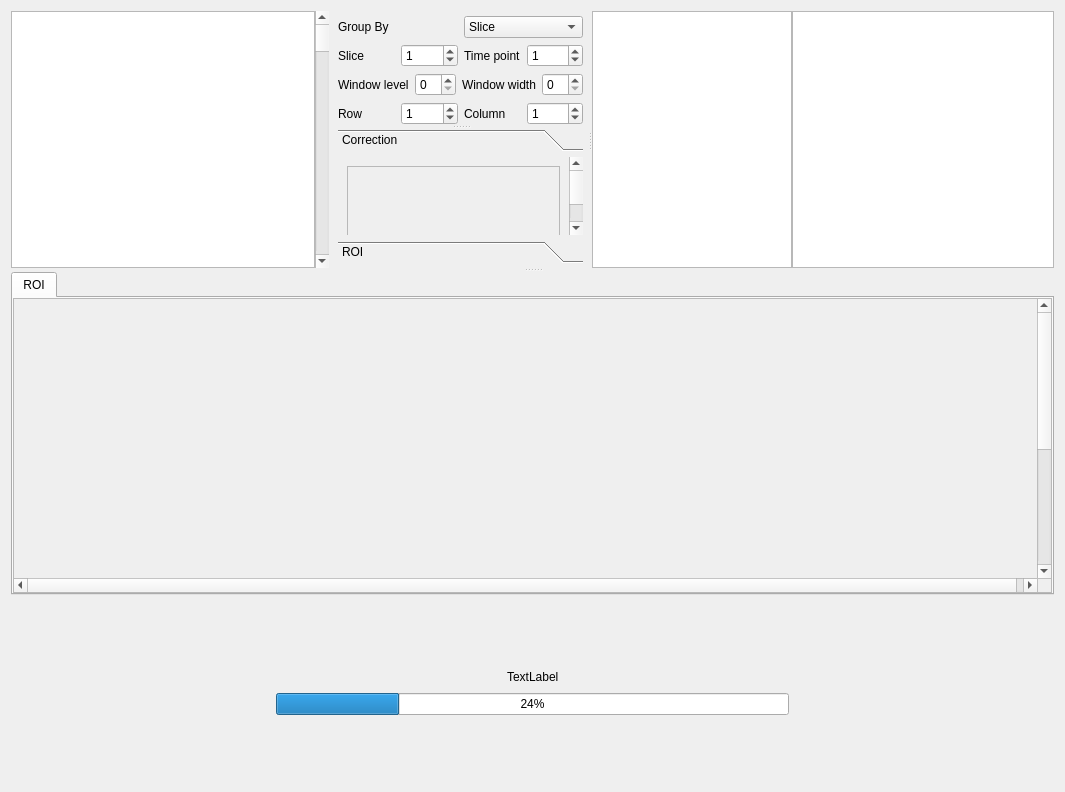
Above: UI/Widget_DSC.ui from BennyZhang-Codes/PerfusionToolkitForRodent before the change. Below: the same form after it.
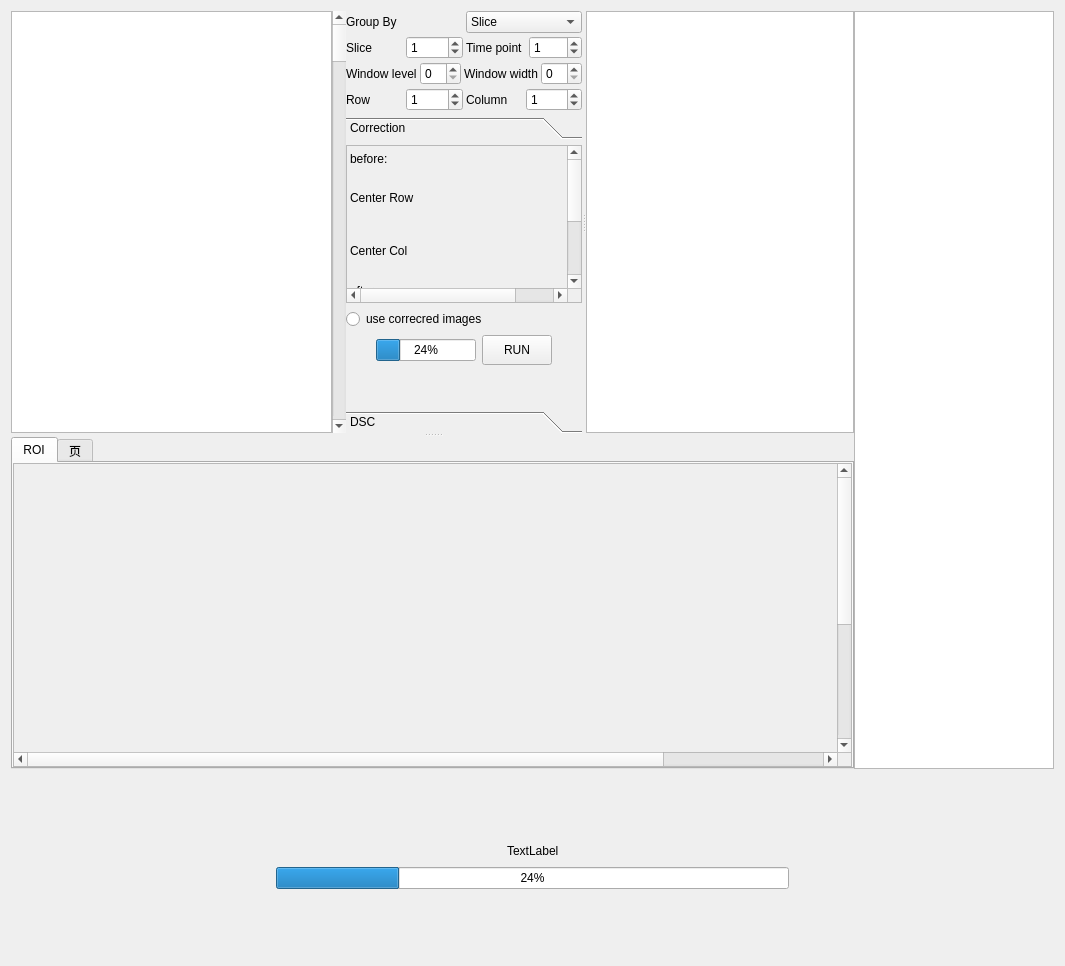
That is the form after the change. The open tabs and pages were chosen to show the change. Custom widgets are drawn as their Qt base class.

Patch:
```diff
--- a/UI/Widget_DSC.ui
+++ b/UI/Widget_DSC.ui
@@ -7,7 +7,7 @@
     <x>0</x>
     <y>0</y>
     <width>1065</width>
-    <height>792</height>
+    <height>966</height>
    </rect>
   </property>
   <property name="windowTitle">
@@ -33,7 +33,9 @@
        <number>0</number>
       </property>
       <item>
-       <widget class="QSplitter" name="splitter_3">
+       <layout class="QHBoxLayout" name="horizontalLayout_26">
+        <item>
+         <widget class="QSplitter" name="splitter">
         <property name="orientation">
          <enum>Qt::Vertical</enum>
         </property>
@@ -84,30 +86,25 @@
               <item>
                <widget class="QWidget" name="widget_tools" native="true">
                 <layout class="QVBoxLayout" name="verticalLayout_7">
-                 <property name="spacing">
-                  <number>5</number>
+                   <property name="leftMargin">
+                    <number>0</number>
                  </property>
                  <property name="topMargin">
-                  <number>5</number>
+                    <number>0</number>
                  </property>
                  <property name="rightMargin">
-                  <number>5</number>
+                    <number>0</number>
                  </property>
                  <property name="bottomMargin">
-                  <number>5</number>
+                    <number>0</number>
                  </property>
                  <item>
-                  <widget class="QSplitter" name="splitter">
-                   <property name="orientation">
-                    <enum>Qt::Vertical</enum>
-                   </property>
-                   <property name="childrenCollapsible">
-                    <bool>false</bool>
-                   </property>
-                   <widget class="QWidget" name="layoutWidget">
                     <layout class="QHBoxLayout" name="horizontalLayout_18">
                      <item>
                       <layout class="QVBoxLayout" name="verticalLayout_2">
+                       <property name="spacing">
+                        <number>3</number>
+                       </property>
                        <item>
                         <layout class="QHBoxLayout" name="horizontalLayout_8">
                          <item>
@@ -287,7 +284,8 @@
                       </spacer>
                      </item>
                     </layout>
-                   </widget>
+                   </item>
+                   <item>
                    <widget class="QToolBox" name="toolBox">
                     <property name="currentIndex">
                      <number>0</number>
@@ -297,16 +295,34 @@
                       <rect>
                        <x>0</x>
                        <y>0</y>
-                       <width>248</width>
-                       <height>119</height>
+                        <width>265</width>
+                        <height>226</height>
                       </rect>
                      </property>
                      <attribute name="label">
                       <string>Correction</string>
                      </attribute>
-                     <layout class="QVBoxLayout" name="verticalLayout_9">
+                      <layout class="QVBoxLayout" name="verticalLayout_9" stretch="5,0,1,0">
+                       <property name="leftMargin">
+                        <number>0</number>
+                       </property>
+                       <property name="topMargin">
+                        <number>0</number>
+                       </property>
+                       <property name="rightMargin">
+                        <number>0</number>
+                       </property>
+                       <property name="bottomMargin">
+                        <number>0</number>
+                       </property>
                       <item>
-                       <widget class="QScrollArea" name="scrollArea_2">
+                        <widget class="QScrollArea" name="scrollArea_correction">
+                         <property name="maximumSize">
+                          <size>
+                           <width>16777215</width>
+                           <height>200</height>
+                          </size>
+                         </property>
                         <property name="widgetResizable">
                          <bool>true</bool>
                         </property>
@@ -315,32 +331,428 @@
                           <rect>
                            <x>0</x>
                            <y>0</y>
-                           <width>228</width>
-                           <height>69</height>
+                            <width>276</width>
+                            <height>282</height>
                           </rect>
                          </property>
                          <layout class="QVBoxLayout" name="verticalLayout_3">
+                           <property name="leftMargin">
+                            <number>3</number>
+                           </property>
+                           <property name="topMargin">
+                            <number>3</number>
+                           </property>
+                           <property name="rightMargin">
+                            <number>3</number>
+                           </property>
+                           <property name="bottomMargin">
+                            <number>3</number>
+                           </property>
                           <item>
-                           <widget class="QLabel" name="label_motion">
+                            <widget class="QWidget" name="widget_correction_before" native="true">
+                             <layout class="QVBoxLayout" name="verticalLayout_11">
+                              <property name="spacing">
+                               <number>5</number>
+                              </property>
+                              <property name="leftMargin">
+                               <number>0</number>
+                              </property>
+                              <property name="topMargin">
+                               <number>0</number>
+                              </property>
+                              <property name="rightMargin">
+                               <number>0</number>
+                              </property>
+                              <property name="bottomMargin">
+                               <number>0</number>
+                              </property>
+                              <item>
+                               <layout class="QHBoxLayout" name="horizontalLayout_24">
+                                <item>
+                                 <widget class="QLabel" name="label_7">
                             <property name="text">
+                                   <string>before:</string>
+                                  </property>
+                                 </widget>
+                                </item>
+                                <item>
+                                 <spacer name="horizontalSpacer_6">
+                                  <property name="orientation">
+                                   <enum>Qt::Horizontal</enum>
+                                  </property>
+                                  <property name="sizeHint" stdset="0">
+                                   <size>
+                                    <width>40</width>
+                                    <height>20</height>
+                                   </size>
+                                  </property>
+                                 </spacer>
+                                </item>
+                               </layout>
+                              </item>
+                              <item>
+                               <layout class="QHBoxLayout" name="horizontalLayout_19">
+                                <item>
+                                 <widget class="QLabel" name="label_9">
+                                  <property name="sizePolicy">
+                                   <sizepolicy hsizetype="Preferred" vsizetype="Preferred">
+                                    <horstretch>0</horstretch>
+                                    <verstretch>0</verstretch>
+                                   </sizepolicy>
+                                  </property>
+                                  <property name="minimumSize">
+                                   <size>
+                                    <width>70</width>
+                                    <height>0</height>
+                                   </size>
+                                  </property>
+                                  <property name="maximumSize">
+                                   <size>
+                                    <width>70</width>
+                                    <height>16777215</height>
+                                   </size>
+                                  </property>
+                                  <property name="text">
+                                   <string>Center Row</string>
+                                  </property>
+                                 </widget>
+                                </item>
+                                <item>
+                                 <widget class="QLabel" name="label_correction_before_row">
+                                  <property name="sizePolicy">
+                                   <sizepolicy hsizetype="Fixed" vsizetype="Fixed">
+                                    <horstretch>0</horstretch>
+                                    <verstretch>0</verstretch>
+                                   </sizepolicy>
+                                  </property>
+                                  <property name="minimumSize">
+                                   <size>
+                                    <width>192</width>
+                                    <height>48</height>
+                                   </size>
+                                  </property>
+                                  <property name="maximumSize">
+                                   <size>
+                                    <width>192</width>
+                                    <height>48</height>
+                                   </size>
+                                  </property>
+                                  <property name="baseSize">
+                                   <size>
+                                    <width>0</width>
+                                    <height>0</height>
+                                   </size>
+                                  </property>
+                                  <property name="text">
                              <string/>
                             </property>
                            </widget>
                           </item>
                          </layout>
-                        </widget>
-                       </widget>
-                      </item>
+                              </item>
+                              <item>
+                               <layout class="QHBoxLayout" name="horizontalLayout_21">
+                                <item>
+                                 <widget class="QLabel" name="label_10">
+                                  <property name="minimumSize">
+                                   <size>
+                                    <width>70</width>
+                                    <height>0</height>
+                                   </size>
+                                  </property>
+                                  <property name="maximumSize">
+                                   <size>
+                                    <width>70</width>
+                                    <height>16777215</height>
+                                   </size>
+                                  </property>
+                                  <property name="text">
+                                   <string>Center Col</string>
+                                  </property>
+                                 </widget>
+                                </item>
+                                <item>
+                                 <widget class="QLabel" name="label_correction_before_col">
+                                  <property name="sizePolicy">
+                                   <sizepolicy hsizetype="Fixed" vsizetype="Fixed">
+                                    <horstretch>0</horstretch>
+                                    <verstretch>0</verstretch>
+                                   </sizepolicy>
+                                  </property>
+                                  <property name="minimumSize">
+                                   <size>
+                                    <width>192</width>
+                                    <height>48</height>
+                                   </size>
+                                  </property>
+                                  <property name="maximumSize">
+                                   <size>
+                                    <width>192</width>
+                                    <height>48</height>
+                                   </size>
+                                  </property>
+                                  <property name="text">
+                                   <string/>
+                                  </property>
+                                 </widget>
+                                </item>
+                               </layout>
+                              </item>
+                             </layout>
+                            </widget>
+                           </item>
                       <item>
-                       <widget class="QPushButton" name="pushButton">
+                            <widget class="QWidget" name="widget_correction_after" native="true">
+                             <layout class="QVBoxLayout" name="verticalLayout_10">
+                              <property name="spacing">
+                               <number>5</number>
+                              </property>
+                              <property name="leftMargin">
+                               <number>0</number>
+                              </property>
+                              <property name="topMargin">
+                               <number>0</number>
+                              </property>
+                              <property name="rightMargin">
+                               <number>0</number>
+                              </property>
+                              <property name="bottomMargin">
+                               <number>0</number>
+                              </property>
+                              <item>
+                               <layout class="QHBoxLayout" name="horizontalLayout_20">
+                                <item>
+                                 <widget class="QLabel" name="label_8">
                         <property name="text">
-                         <string>PushButton</string>
+                                   <string>after:</string>
                         </property>
                        </widget>
                       </item>
-                     </layout>
-                    </widget>
-                    <widget class="QWidget" name="page_roi">
+                                <item>
+                                 <spacer name="horizontalSpacer_7">
+                                  <property name="orientation">
+                                   <enum>Qt::Horizontal</enum>
+                                  </property>
+                                  <property name="sizeHint" stdset="0">
+                                   <size>
+                                    <width>40</width>
+                                    <height>20</height>
+                                   </size>
+                                  </property>
+                                 </spacer>
+                                </item>
+                               </layout>
+                              </item>
+                              <item>
+                               <layout class="QHBoxLayout" name="horizontalLayout_22">
+                                <item>
+                                 <widget class="QLabel" name="label_11">
+                                  <property name="sizePolicy">
+                                   <sizepolicy hsizetype="Preferred" vsizetype="Preferred">
+                                    <horstretch>0</horstretch>
+                                    <verstretch>0</verstretch>
+                                   </sizepolicy>
+                                  </property>
+                                  <property name="minimumSize">
+                                   <size>
+                                    <width>70</width>
+                                    <height>0</height>
+                                   </size>
+                                  </property>
+                                  <property name="maximumSize">
+                                   <size>
+                                    <width>70</width>
+                                    <height>16777215</height>
+                                   </size>
+                                  </property>
+                                  <property name="text">
+                                   <string>Center Row</string>
+                                  </property>
+                                 </widget>
+                                </item>
+                                <item>
+                                 <widget class="QLabel" name="label_correction_after_row">
+                                  <property name="sizePolicy">
+                                   <sizepolicy hsizetype="Fixed" vsizetype="Fixed">
+                                    <horstretch>0</horstretch>
+                                    <verstretch>0</verstretch>
+                                   </sizepolicy>
+                                  </property>
+                                  <property name="minimumSize">
+                                   <size>
+                                    <width>192</width>
+                                    <height>48</height>
+                                   </size>
+                                  </property>
+                                  <property name="maximumSize">
+                                   <size>
+                                    <width>192</width>
+                                    <height>48</height>
+                                   </size>
+                                  </property>
+                                  <property name="text">
+                                   <string/>
+                                  </property>
+                                 </widget>
+                                </item>
+                               </layout>
+                              </item>
+                              <item>
+                               <layout class="QHBoxLayout" name="horizontalLayout_23">
+                                <item>
+                                 <widget class="QLabel" name="label_12">
+                                  <property name="minimumSize">
+                                   <size>
+                                    <width>70</width>
+                                    <height>0</height>
+                                   </size>
+                                  </property>
+                                  <property name="maximumSize">
+                                   <size>
+                                    <width>70</width>
+                                    <height>16777215</height>
+                                   </size>
+                                  </property>
+                                  <property name="text">
+                                   <string>Center Col</string>
+                                  </property>
+                                 </widget>
+                                </item>
+                                <item>
+                                 <widget class="QLabel" name="label_correction_after_col">
+                                  <property name="sizePolicy">
+                                   <sizepolicy hsizetype="Fixed" vsizetype="Fixed">
+                                    <horstretch>0</horstretch>
+                                    <verstretch>0</verstretch>
+                                   </sizepolicy>
+                                  </property>
+                                  <property name="minimumSize">
+                                   <size>
+                                    <width>192</width>
+                                    <height>48</height>
+                                   </size>
+                                  </property>
+                                  <property name="maximumSize">
+                                   <size>
+                                    <width>192</width>
+                                    <height>48</height>
+                                   </size>
+                                  </property>
+                                  <property name="text">
+                                   <string/>
+                                  </property>
+                                 </widget>
+                                </item>
+                               </layout>
+                              </item>
+                             </layout>
+                            </widget>
+                           </item>
+                           <item>
+                            <spacer name="verticalSpacer">
+                             <property name="orientation">
+                              <enum>Qt::Vertical</enum>
+                             </property>
+                             <property name="sizeHint" stdset="0">
+                              <size>
+                               <width>20</width>
+                               <height>3</height>
+                              </size>
+                             </property>
+                            </spacer>
+                           </item>
+                          </layout>
+                         </widget>
+                        </widget>
+                       </item>
+                       <item>
+                        <widget class="QRadioButton" name="radioButton_showcorrected">
+                         <property name="text">
+                          <string>use correcred images</string>
+                         </property>
+                         <property name="checked">
+                          <bool>false</bool>
+                         </property>
+                        </widget>
+                       </item>
+                       <item>
+                        <layout class="QHBoxLayout" name="horizontalLayout_25">
+                         <item>
+                          <spacer name="horizontalSpacer_8">
+                           <property name="orientation">
+                            <enum>Qt::Horizontal</enum>
+                           </property>
+                           <property name="sizeHint" stdset="0">
+                            <size>
+                             <width>40</width>
+                             <height>20</height>
+                            </size>
+                           </property>
+                          </spacer>
+                         </item>
+                         <item>
+                          <widget class="QProgressBar" name="progressBar_correction">
+                           <property name="minimumSize">
+                            <size>
+                             <width>100</width>
+                             <height>0</height>
+                            </size>
+                           </property>
+                           <property name="value">
+                            <number>24</number>
+                           </property>
+                          </widget>
+                         </item>
+                         <item>
+                          <widget class="QPushButton" name="pushButton_correction">
+                           <property name="sizePolicy">
+                            <sizepolicy hsizetype="Fixed" vsizetype="Fixed">
+                             <horstretch>0</horstretch>
+                             <verstretch>0</verstretch>
+                            </sizepolicy>
+                           </property>
+                           <property name="minimumSize">
+                            <size>
+                             <width>50</width>
+                             <height>30</height>
+                            </size>
+                           </property>
+                           <property name="text">
+                            <string>RUN</string>
+                           </property>
+                          </widget>
+                         </item>
+                         <item>
+                          <spacer name="horizontalSpacer_9">
+                           <property name="orientation">
+                            <enum>Qt::Horizontal</enum>
+                           </property>
+                           <property name="sizeHint" stdset="0">
+                            <size>
+                             <width>40</width>
+                             <height>20</height>
+                            </size>
+                           </property>
+                          </spacer>
+                         </item>
+                        </layout>
+                       </item>
+                       <item>
+                        <spacer name="verticalSpacer_4">
+                         <property name="orientation">
+                          <enum>Qt::Vertical</enum>
+                         </property>
+                         <property name="sizeHint" stdset="0">
+                          <size>
+                           <width>20</width>
+                           <height>40</height>
+                          </size>
+                         </property>
+                        </spacer>
+                       </item>
+                      </layout>
+                     </widget>
+                     <widget class="QWidget" name="page_dsc">
                      <property name="geometry">
                       <rect>
                        <x>0</x>
@@ -350,9 +762,9 @@
                       </rect>
                      </property>
                      <attribute name="label">
-                      <string>ROI</string>
-                     </attribute>
-                     <layout class="QVBoxLayout" name="verticalLayout_4" stretch="5">
+                       <string>DSC</string>
+                      </attribute>
+                      <layout class="QVBoxLayout" name="verticalLayout_4" stretch="">
                       <property name="spacing">
                        <number>0</number>
                       </property>
@@ -368,11 +780,7 @@
                       <property name="bottomMargin">
                        <number>0</number>
                       </property>
-                      <item>
-                       <widget class="QListWidget" name="listWidget"/>
-                      </item>
-                     </layout>
-                    </widget>
+                      </layout>
                    </widget>
                   </widget>
                  </item>
@@ -404,37 +812,6 @@
               <property name="bottomMargin">
                <number>0</number>
               </property>
-              <item>
-               <widget class="MTableView" name="tableView">
-                <property name="sizePolicy">
-                 <sizepolicy hsizetype="Preferred" vsizetype="Preferred">
-                  <horstretch>0</horstretch>
-                  <verstretch>0</verstretch>
-                 </sizepolicy>
-                </property>
-                <property name="minimumSize">
-                 <size>
-                  <width>0</width>
-                  <height>0</height>
-                 </size>
-                </property>
-                <property name="maximumSize">
-                 <size>
-                  <width>200</width>
-                  <height>16777215</height>
-                 </size>
-                </property>
-                <property name="editTriggers">
-                 <set>QAbstractItemView::AnyKeyPressed|QAbstractItemView::DoubleClicked|QAbstractItemView::EditKeyPressed|QAbstractItemView::SelectedClicked</set>
-                </property>
-                <property name="textElideMode">
-                 <enum>Qt::ElideMiddle</enum>
-                </property>
-                <attribute name="verticalHeaderVisible">
-                 <bool>false</bool>
-                </attribute>
-               </widget>
-              </item>
               <item>
                <widget class="MChartView" name="chartView">
                 <property name="minimumSize">
@@ -458,6 +835,12 @@
            <height>50</height>
           </size>
          </property>
+           <property name="maximumSize">
+            <size>
+             <width>16777215</width>
+             <height>16777215</height>
+            </size>
+           </property>
          <widget class="QWidget" name="tabWidgetPage1">
           <attribute name="title">
            <string>ROI</string>
@@ -576,8 +959,46 @@
            </item>
           </layout>
          </widget>
-        </widget>
-       </widget>
+           <widget class="QWidget" name="tab">
+            <attribute name="title">
+             <string>页</string>
+            </attribute>
+           </widget>
+          </widget>
+         </widget>
+        </item>
+        <item>
+         <widget class="MTableView" name="tableView">
+          <property name="sizePolicy">
+           <sizepolicy hsizetype="Preferred" vsizetype="Preferred">
+            <horstretch>0</horstretch>
+            <verstretch>0</verstretch>
+           </sizepolicy>
+          </property>
+          <property name="minimumSize">
+           <size>
+            <width>50</width>
+            <height>0</height>
+           </size>
+          </property>
+          <property name="maximumSize">
+           <size>
+            <width>200</width>
+            <height>16777215</height>
+           </size>
+          </property>
+          <property name="editTriggers">
+           <set>QAbstractItemView::AnyKeyPressed|QAbstractItemView::DoubleClicked|QAbstractItemView::EditKeyPressed|QAbstractItemView::SelectedClicked</set>
+          </property>
+          <property name="textElideMode">
+           <enum>Qt::ElideMiddle</enum>
+          </property>
+          <attribute name="verticalHeaderVisible">
+           <bool>false</bool>
+          </attribute>
+         </widget>
+        </item>
+       </layout>
       </item>
      </layout>
     </widget>
```
Left out of the diff: 10 changed lines with no effect on the pictures. Lines whose indentation alone changed are shown as unchanged.
